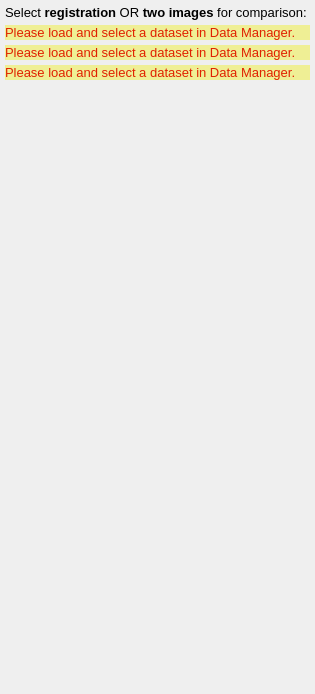
This is Plugins/inova.registration.views.comparison/src/internal/RegistrationComparisonControls.ui in simedcn/mitkapps as Qt 5 draws it before an edit. The edited form follows.
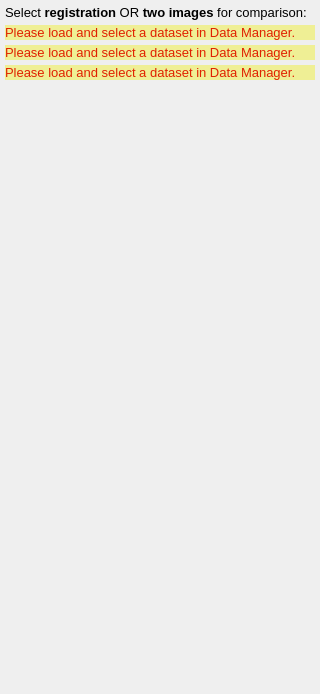
This is the edited form. Custom widgets are drawn as their Qt base class.

```diff
--- a/Plugins/inova.registration.views.comparison/src/internal/RegistrationComparisonControls.ui
+++ b/Plugins/inova.registration.views.comparison/src/internal/RegistrationComparisonControls.ui
@@ -6,7 +6,7 @@
    <rect>
     <x>0</x>
     <y>0</y>
-    <width>315</width>
+    <width>320</width>
     <height>694</height>
    </rect>
   </property>
```
Left out of the diff: 6 changed lines with no effect on the pictures.
